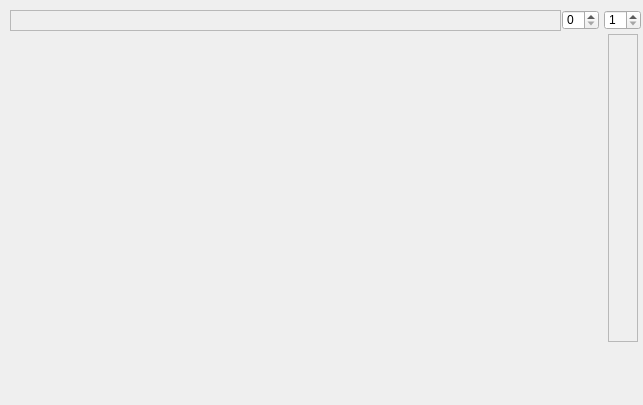
Above: Tools/INimage3D/vtkcolorgradient.ui from zyq1569/HealthApp before the change. Below: the same form after it.
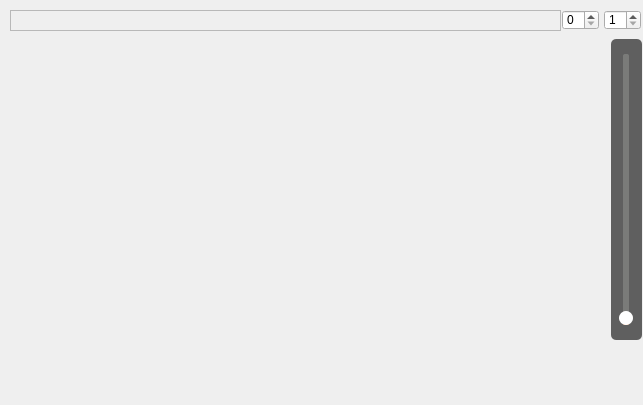
That is the form after the change.

Commit message: fine-tune

Diff of the .ui file:
```diff
--- a/Tools/INimage3D/vtkcolorgradient.ui
+++ b/Tools/INimage3D/vtkcolorgradient.ui
@@ -16,41 +16,6 @@
   <property name="windowTitle">
    <string>Form</string>
   </property>
-  <widget class="QScrollArea" name="m_scollslope">
-   <property name="geometry">
-    <rect>
-     <x>608</x>
-     <y>34</y>
-     <width>30</width>
-     <height>308</height>
-    </rect>
-   </property>
-   <property name="minimumSize">
-    <size>
-     <width>30</width>
-     <height>308</height>
-    </size>
-   </property>
-   <property name="maximumSize">
-    <size>
-     <width>30</width>
-     <height>308</height>
-    </size>
-   </property>
-   <property name="widgetResizable">
-    <bool>true</bool>
-   </property>
-   <widget class="QWidget" name="scrollAreaWidgetContents">
-    <property name="geometry">
-     <rect>
-      <x>0</x>
-      <y>0</y>
-      <width>28</width>
-      <height>306</height>
-     </rect>
-    </property>
-   </widget>
-  </widget>
   <widget class="QWidget" name="m_gwidget" native="true">
    <property name="geometry">
     <rect>
@@ -160,6 +125,60 @@
     <number>1</number>
    </property>
   </widget>
+  <widget class="QSlider" name="m_sliderslope">
+   <property name="geometry">
+    <rect>
+     <x>611</x>
+     <y>39</y>
+     <width>31</width>
+     <height>301</height>
+    </rect>
+   </property>
+   <property name="styleSheet">
+    <string notr="true">QSlider 
+{
+	background-color: rgba(33, 33, 33, 0.7);
+	padding-top: 15px;  /*上面端点离顶部的距离*/
+	padding-bottom: 15px;
+	border-radius: 5px; /*外边框矩形倒角*/
+}
+ 
+QSlider::add-page:vertical 
+{
+	background-color: #FF7826;
+	width:5px;
+	border-radius: 2px;
+}
+ 
+QSlider::sub-page:vertical 
+{
+	background-color: #7A7B79;
+	width:5px;
+	border-radius: 2px;
+}
+ 
+QSlider::groove:vertical 
+{
+	background:transparent;
+	width:6px;
+}
+ 
+QSlider::handle:vertical    
+{
+	height: 14px;  
+	width: 14px;
+	margin: 0px -4px 0px -4px;
+	border-radius: 7px;
+	background: white;
+}</string>
+   </property>
+   <property name="orientation">
+    <enum>Qt::Vertical</enum>
+   </property>
+   <property name="tickPosition">
+    <enum>QSlider::TicksBothSides</enum>
+   </property>
+  </widget>
  </widget>
  <resources/>
  <connections/>
```
Left out of the diff: 16 changed lines with no effect on the pictures. The commit also changes 1 other file.
